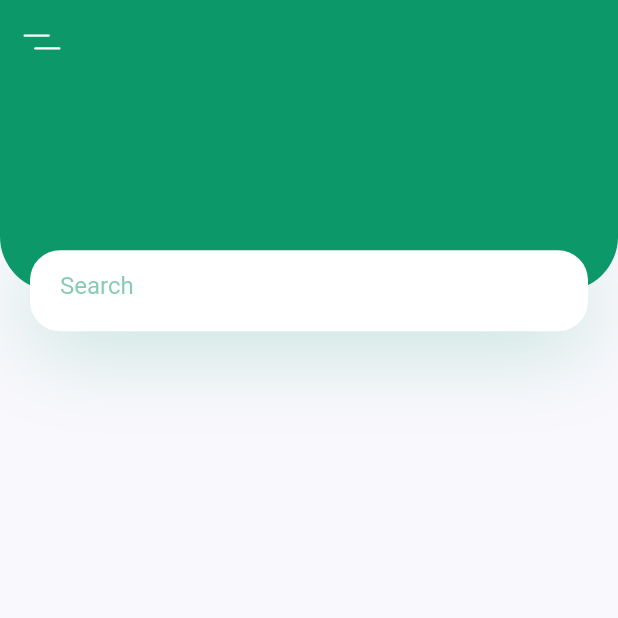
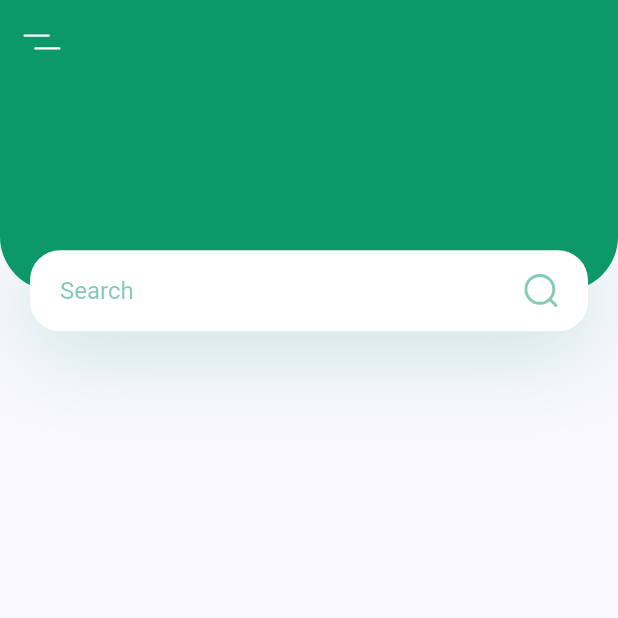
Before and after one commit to nargok/plant_app_ui_template, a Flutter app: the screen it shows after launch, on a phone screen of 412 x 824 dp, the top half of it. Run offline on Flutter 3.47's test engine with Material 2 defaults, Android fonts, the phone set to English and light mode, and no system bars; our stand-ins replace flutter_svg.

Commit message:
input textfield icon

```diff
--- a/lib/screens/home/components/body.dart
+++ b/lib/screens/home/components/body.dart
@@ -1,4 +1,5 @@
 import 'package:flutter/material.dart';
+import 'package:flutter_svg/flutter_svg.dart';
 import 'package:plant_ui_template/constants.dart';
 
 class Body extends StatelessWidget {
@@ -39,7 +40,11 @@ class Body extends StatelessWidget {
                       )
                     ],
                   ),
+                  child: Row(
+                    children: [
+                      Expanded(
                         child: TextField(
+                          onChanged: (value) {},
                           decoration: InputDecoration(
                             hintText: 'Search',
                             hintStyle: TextStyle(
@@ -47,7 +52,13 @@ class Body extends StatelessWidget {
                             ),
                             enabledBorder: InputBorder.none,
                             focusedBorder: InputBorder.none,
+                            // suffix is not working properly with SVG
+                            // suffixIcon: SvgPicture.asset('assets/icons/search.svg'),
                           ),
+                        ),
+                      ),
+                      SvgPicture.asset('assets/icons/search.svg'),
+                    ],
                   ),
                 ),
               ),
```
Also changed, not shown: 1 other file. Lines whose indentation alone changed are shown as unchanged.
